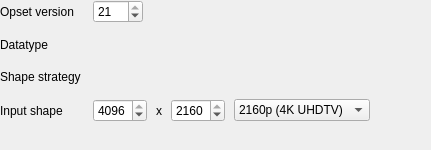
Before: the Qt Designer form ui/designer/ui_onnx_conversion_widget.ui in herlegon/hconvert, drawn with Qt 5.
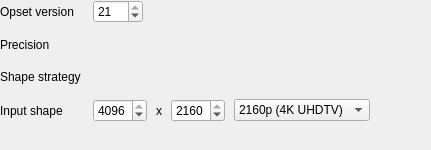
After: the same form once the commit is applied. Custom widgets are drawn as their Qt base class.

Commit message: improved + button group

What changed in the file:
```diff
--- a/ui/designer/ui_onnx_conversion_widget.ui
+++ b/ui/designer/ui_onnx_conversion_widget.ui
@@ -78,7 +78,7 @@
      <item row="1" column="0">
       <widget class="QLabel" name="label_datatype">
        <property name="text">
-        <string>Datatype</string>
+        <string>Precision</string>
        </property>
       </widget>
      </item>
```
The commit also changes 6 other files.
